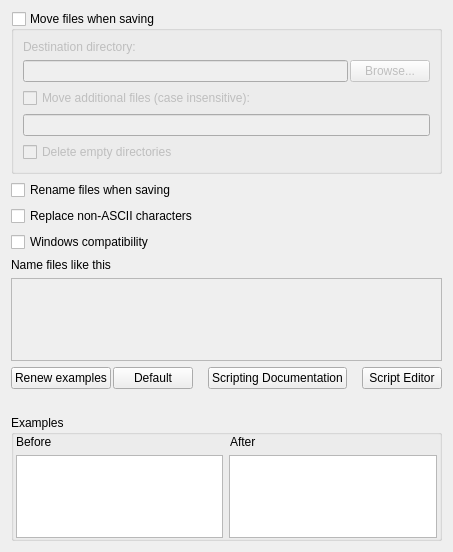
Before: the Qt Designer form ui/options_renaming.ui in metabrainz/picard, drawn with Qt 5.
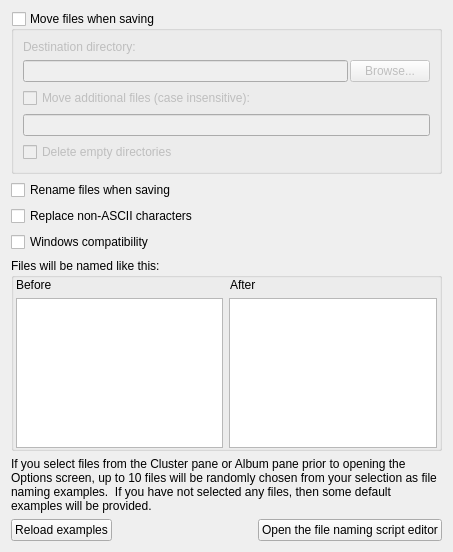
After: the same form once the commit is applied. Custom widgets are drawn as their Qt base class.

Commit message: Remove script display from Options page.  Add note about examples.

Diff of the .ui file:
```diff
--- a/ui/options_renaming.ui
+++ b/ui/options_renaming.ui
@@ -117,137 +117,10 @@
      </property>
     </widget>
    </item>
-   <item>
-    <widget class="QLabel" name="file_naming_format_label">
-     <property name="text">
-      <string>Name files like this</string>
-     </property>
-    </widget>
-   </item>
-   <item>
-    <widget class="ScriptTextEdit" name="file_naming_format">
-     <property name="enabled">
-      <bool>false</bool>
-     </property>
-     <property name="sizePolicy">
-      <sizepolicy hsizetype="Expanding" vsizetype="Expanding">
-       <horstretch>0</horstretch>
-       <verstretch>0</verstretch>
-      </sizepolicy>
-     </property>
-     <property name="minimumSize">
-      <size>
-       <width>0</width>
-       <height>0</height>
-      </size>
-     </property>
-     <property name="cursor" stdset="0">
-      <cursorShape>IBeamCursor</cursorShape>
-     </property>
-     <property name="tabChangesFocus">
-      <bool>false</bool>
-     </property>
-     <property name="lineWrapMode">
-      <enum>QTextEdit::NoWrap</enum>
-     </property>
-     <property name="tabStopWidth">
-      <number>20</number>
-     </property>
-     <property name="acceptRichText">
-      <bool>false</bool>
-     </property>
-     <property name="textInteractionFlags">
-      <set>Qt::TextEditorInteraction</set>
-     </property>
-    </widget>
-   </item>
-   <item>
-    <layout class="QHBoxLayout" name="horizontalLayout">
-     <property name="spacing">
-      <number>2</number>
-     </property>
-     <item>
-      <widget class="QPushButton" name="example_filename_sample_files_button">
-       <property name="text">
-        <string>Renew examples</string>
-       </property>
-      </widget>
-     </item>
-     <item>
-      <widget class="QPushButton" name="file_naming_format_default">
-       <property name="sizePolicy">
-        <sizepolicy hsizetype="Fixed" vsizetype="Fixed">
-         <horstretch>0</horstretch>
-         <verstretch>0</verstretch>
-        </sizepolicy>
-       </property>
-       <property name="minimumSize">
-        <size>
-         <width>0</width>
-         <height>0</height>
-        </size>
-       </property>
-       <property name="text">
-        <string>Default</string>
-       </property>
-      </widget>
-     </item>
-     <item>
-      <spacer name="horizontalSpacer">
-       <property name="orientation">
-        <enum>Qt::Horizontal</enum>
-       </property>
-       <property name="sizeHint" stdset="0">
-        <size>
-         <width>40</width>
-         <height>20</height>
-        </size>
-       </property>
-      </spacer>
-     </item>
-     <item>
-      <widget class="QPushButton" name="scripting_documentation_button">
-       <property name="text">
-        <string>Scripting Documentation</string>
-       </property>
-      </widget>
-     </item>
-     <item>
-      <spacer name="horizontalSpacer_2">
-       <property name="orientation">
-        <enum>Qt::Horizontal</enum>
-       </property>
-       <property name="sizeHint" stdset="0">
-        <size>
-         <width>40</width>
-         <height>20</height>
-        </size>
-       </property>
-      </spacer>
-     </item>
-     <item>
-      <widget class="QPushButton" name="open_script_editor">
-       <property name="text">
-        <string>Script Editor</string>
-       </property>
-      </widget>
-     </item>
-    </layout>
-   </item>
-   <item>
-    <widget class="QLabel" name="renaming_error">
-     <property name="text">
-      <string/>
-     </property>
-     <property name="alignment">
-      <set>Qt::AlignCenter</set>
-     </property>
-    </widget>
-   </item>
    <item>
     <widget class="QGroupBox" name="groupBox">
      <property name="title">
-      <string>Examples</string>
+      <string>Files will be named like this:</string>
      </property>
      <layout class="QVBoxLayout" name="verticalLayout">
       <property name="leftMargin">
@@ -293,15 +166,52 @@
      </layout>
     </widget>
    </item>
+   <item>
+    <widget class="QLabel" name="label_2">
+     <property name="text">
+      <string>If you select files from the Cluster pane or Album pane prior to opening the Options screen, up to 10 files will be randomly chosen from your selection as file naming examples.  If you have not selected any files, then some default examples will be provided.</string>
+     </property>
+     <property name="wordWrap">
+      <bool>true</bool>
+     </property>
+    </widget>
+   </item>
+   <item>
+    <layout class="QHBoxLayout" name="horizontalLayout">
+     <property name="spacing">
+      <number>2</number>
+     </property>
+     <item>
+      <widget class="QPushButton" name="example_filename_sample_files_button">
+       <property name="text">
+        <string>Reload examples</string>
+       </property>
+      </widget>
+     </item>
+     <item>
+      <spacer name="horizontalSpacer_2">
+       <property name="orientation">
+        <enum>Qt::Horizontal</enum>
+       </property>
+       <property name="sizeHint" stdset="0">
+        <size>
+         <width>40</width>
+         <height>20</height>
+        </size>
+       </property>
+      </spacer>
+     </item>
+     <item>
+      <widget class="QPushButton" name="open_script_editor">
+       <property name="text">
+        <string>Open the file naming script editor</string>
+       </property>
+      </widget>
+     </item>
+    </layout>
+   </item>
   </layout>
  </widget>
- <customwidgets>
-  <customwidget>
-   <class>ScriptTextEdit</class>
-   <extends>QTextEdit</extends>
-   <header location="global">picard.ui.widgets.scripttextedit</header>
-  </customwidget>
- </customwidgets>
  <tabstops>
   <tabstop>move_files</tabstop>
   <tabstop>move_files_to</tabstop>
```
The commit also changes 5 other files.
